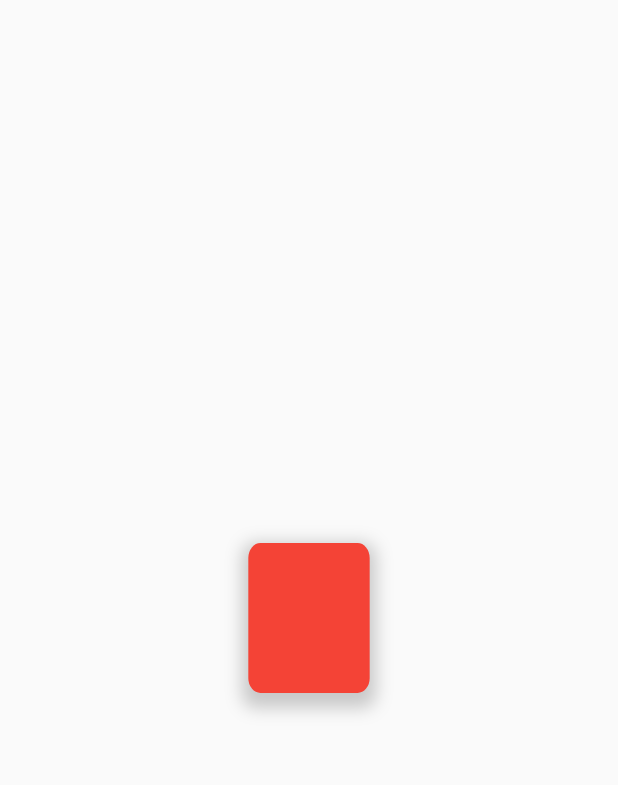
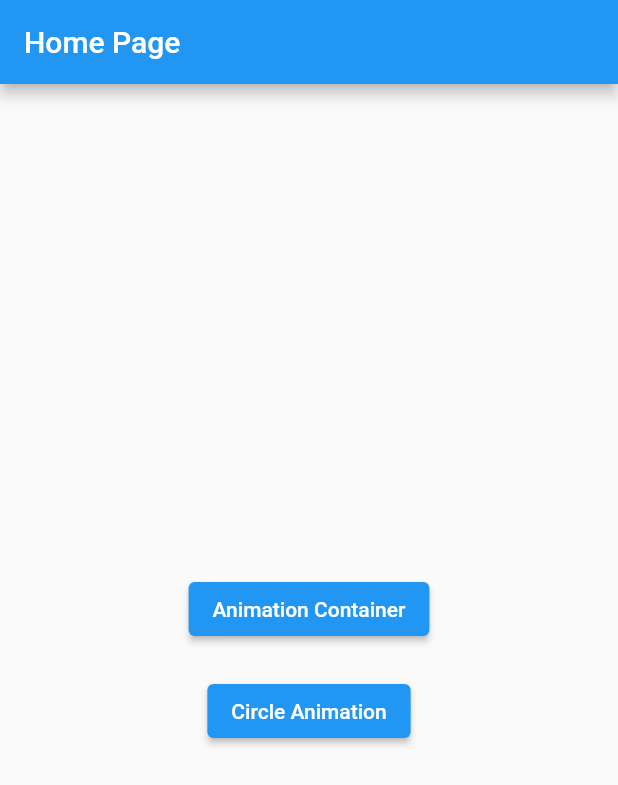
Before and after one commit to lysyshaky/AnimatedContainer, a Flutter app: the screen it shows after launch, on a phone screen of 412 x 824 dp. Shown: the top 785 px of the screen. Run offline on Flutter 3.47's test engine with Material 2 defaults, Android fonts, the phone set to English and light mode, and no system bars.

Commit message:
circle animation

```diff
--- /dev/null
+++ b/lib/home.dart
@@ -0,0 +1,44 @@
+import 'package:animation_1/animations%20/cirlce_animation.dart';
+import 'package:flutter/material.dart';
+
+import 'animations /container_animation.dart';
+
+class HomePage extends StatefulWidget {
+  const HomePage({super.key});
+
+  @override
+  State<HomePage> createState() => _HomePageState();
+}
+
+class _HomePageState extends State<HomePage> {
+  @override
+  Widget build(BuildContext context) {
+    return Scaffold(
+      appBar: AppBar(
+        title: const Text('Home Page'),
+      ),
+      body: Center(
+        child: Column(
+          mainAxisAlignment: MainAxisAlignment.center,
+          children: <Widget>[
+            ElevatedButton(
+              onPressed: () {
+                Navigator.of(context)
+                    .push(MaterialPageRoute(builder: (context) => const ContainerAnimation()));
+              },
+              child: const Text('Animation Container'),
+            ),
+            const SizedBox(height: 20),
+            ElevatedButton(
+              onPressed: () {
+                Navigator.of(context)
+                    .push(MaterialPageRoute(builder: (context) => const CircleAnimation()));
+              },
+              child: const Text('Circle Animation'),
+            ),
+          ],
+        ),
+      ),
+    );
+  }
+}
--- a/lib/main.dart
+++ b/lib/main.dart
@@ -1,5 +1,8 @@
+import 'package:animation_1/animations%20/cirlce_animation.dart';
 import 'package:flutter/material.dart';
-import 'dart:math';
+
+import 'animations /container_animation.dart';
+import 'home.dart';
 
 void main() {
   runApp(const MyApp());
@@ -7,81 +10,19 @@
 
 class MyApp extends StatelessWidget {
   const MyApp({super.key});
+
   @override
   Widget build(BuildContext context) {
     return MaterialApp(
-      title: 'Flutter Demo',
+      title: 'Flutter Animations',
       theme: ThemeData(
         primarySwatch: Colors.blue,
       ),
-      home: const MyHomePage(),
+      home: const HomePage(),
+      routes: {
+        '/containerAnimation': (context) => const ContainerAnimation(),
+        '/circleAnimation': (context) => const CircleAnimation(),
+      },
     );
   }
 }
-
-class MyHomePage extends StatefulWidget {
-  const MyHomePage({super.key});
-
-  @override
-  State<MyHomePage> createState() => _MyHomePageState();
-}
-
-class _MyHomePageState extends State<MyHomePage> with SingleTickerProviderStateMixin {
-  late AnimationController _controller;
-  late Animation<double> _animation;
-
-  @override
-  void initState() {
-    super.initState();
-    _controller = AnimationController(
-      duration: const Duration(seconds: 100),
-      vsync: this,
-    );
-
-    _animation = Tween<double>(
-      begin: 0,
-      end: 100 * pi,
-    ).animate(_controller);
-
-    _controller.forward(); // Start the animation
-  }
-
-  @override
-  void dispose() {
-    _controller.dispose();
-    super.dispose();
-  }
-
-  @override
-  Widget build(BuildContext context) {
-    return Scaffold(
-      body: Center(
-        child: AnimatedBuilder(
-          animation: _controller,
-          builder: (context, child) {
-            return Transform(
-              alignment: Alignment.center,
-              transform: Matrix4.identity()..rotateY(_animation.value), // Rotate around Z-axis
-              child: Container(
-                width: 100,
-                height: 100,
-                decoration: BoxDecoration(
-                  color: Colors.red,
-                  borderRadius: BorderRadius.circular(10),
-                  boxShadow: [
-                    BoxShadow(
-                      color: Colors.black.withOpacity(0.2),
-                      spreadRadius: 5,
-                      blurRadius: 10,
-                      offset: const Offset(0, 5),
-                    ),
-                  ],
-                ),
-              ),
-            );
-          },
-        ),
-      ),
-    );
-  }
-}
```
Also changed, not shown: lib/animations /cirlce_animation.dart (added, +243 -0 lines), lib/animations /container_animation.dart (added, +80 -0 lines).
